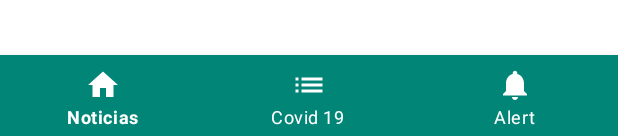
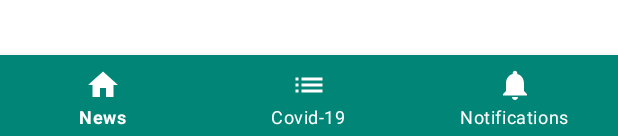
Before and after one commit to edwinperaza/online-healthcare, an Android app: the layout activity_main.xml on its own in the app's theme, with its tools: preview values and no code run, on a phone screen of 412 x 824 dp. Shown: the part 1097-1233 px from the top of the screen. Run offline under Robolectric (Android 15) with nearby library versions, the phone set to English and light mode, and no system bars.

Commit message:
Polish some codes

```diff
--- a/app/src/main/java/com/moriahdp/app/MoriahApp.kt
+++ b/app/src/main/java/com/moriahdp/app/MoriahApp.kt
@@ -1,8 +1,8 @@
 package com.moriahdp.app
 
 import android.app.Application
+import com.jakewharton.threetenabp.AndroidThreeTen
 import com.moriahdp.app.di.appModule
-import com.jakewharton.threetenabp.AndroidThreeTen
 import org.koin.android.ext.koin.androidContext
 import org.koin.android.ext.koin.androidLogger
 import org.koin.core.context.startKoin
--- a/app/src/main/java/com/moriahdp/app/data/repository/implementation/CovidCountryRepositoryImpl.kt
+++ b/app/src/main/java/com/moriahdp/app/data/repository/implementation/CovidCountryRepositoryImpl.kt
@@ -1,8 +1,8 @@
 package com.moriahdp.app.data.repository.implementation
 
 import com.moriahdp.app.data.remote.model.CovidCountryEntry
+import com.moriahdp.app.data.remote.source.CovidCountryRemoteDataSource
 import com.moriahdp.app.data.repository.interfaces.CovidCountryRepository
-import com.moriahdp.app.data.remote.source.CovidCountryRemoteDataSource
 
 class CovidCountryRepositoryImpl(
     private val covidCountryRemoteDataSource: CovidCountryRemoteDataSource
--- a/app/src/main/java/com/moriahdp/app/di/AppModule.kt
+++ b/app/src/main/java/com/moriahdp/app/di/AppModule.kt
@@ -5,7 +5,6 @@ import android.content.SharedPreferences
 import android.net.ConnectivityManager
 import com.google.firebase.firestore.ktx.firestore
 import com.google.firebase.ktx.Firebase
-import com.moriahdp.app.util.AppPreferences
 import com.moriahdp.app.data.remote.net.CovidCountryService
 import com.moriahdp.app.data.remote.source.CovidCountryRemoteDataSource
 import com.moriahdp.app.data.repository.implementation.CovidCountryRepositoryImpl
@@ -13,6 +12,7 @@ import com.moriahdp.app.data.repository.interfaces.CovidCountryRepository
 import com.moriahdp.app.domain.usecase.GetAllCovidCountryUseCase
 import com.moriahdp.app.presentation.viewmodel.CovidCountryViewModel
 import com.moriahdp.app.presentation.viewmodel.FeedViewModel
+import com.moriahdp.app.util.AppPreferences
 import okhttp3.OkHttpClient
 import okhttp3.logging.HttpLoggingInterceptor
 import org.koin.android.ext.koin.androidContext
--- a/app/src/main/java/com/moriahdp/app/ui/adapter/viewholder/FeedViewHolder.kt
+++ b/app/src/main/java/com/moriahdp/app/ui/adapter/viewholder/FeedViewHolder.kt
@@ -6,7 +6,6 @@ import androidx.recyclerview.widget.RecyclerView
 import com.moriahdp.app.R
 import com.moriahdp.app.domain.model.FeedItem
 import com.moriahdp.app.ui.adapter.FeedAdapter
-import kotlinx.android.synthetic.main.item_feed.view.*
 
 class FeedViewHolder(
     view: View,
--- a/app/src/main/java/com/moriahdp/app/util/FirestoreCovidByCountry.kt
+++ b/app/src/main/java/com/moriahdp/app/util/FirestoreCovidByCountry.kt
@@ -1,11 +1,8 @@
 package com.moriahdp.app.util
 
 import android.util.Log
-import androidx.lifecycle.ComputableLiveData
 import com.google.firebase.firestore.FirebaseFirestore
 import com.moriahdp.app.domain.model.CovidCountry
-import com.moriahdp.app.domain.model.FeedItem
-import com.moriahdp.app.ui.interfaces.OnCovidByCountryResponse
 import com.moriahdp.core.extension.LiveResult
 import com.moriahdp.core.extension.postSuccess
 import org.koin.core.KoinComponent
--- a/app/src/main/res/layout/activity_main.xml
+++ b/app/src/main/res/layout/activity_main.xml
@@ -24,12 +24,12 @@
             android:id="@+id/main_container"
             android:layout_width="0dp"
             android:layout_height="0dp"
-            app:layout_constraintBottom_toBottomOf="parent"
+            app:layout_constraintBottom_toTopOf="@+id/bottom_navigation"
             app:layout_constraintEnd_toEndOf="parent"
+            app:layout_constraintHorizontal_bias="0.0"
             app:layout_constraintStart_toStartOf="parent"
-            app:layout_constraintTop_toBottomOf="@+id/app_bar_layout" />
-
-    </androidx.constraintlayout.widget.ConstraintLayout>
+            app:layout_constraintTop_toBottomOf="@+id/app_bar_layout"
+            app:layout_constraintVertical_bias="0.0" />
 
         <com.google.android.material.bottomnavigation.BottomNavigationView
             android:id="@+id/bottom_navigation"
@@ -39,6 +39,11 @@
             android:background="@color/colorPrimary"
             app:itemIconTint="@android:color/white"
             app:itemTextColor="@android:color/white"
-        app:menu="@menu/menu_bottom"/>
+            app:layout_constraintBottom_toBottomOf="parent"
+            app:layout_constraintEnd_toEndOf="parent"
+            app:layout_constraintStart_toStartOf="parent"
+            app:menu="@menu/menu_bottom" />
+
+    </androidx.constraintlayout.widget.ConstraintLayout>
 
 </androidx.coordinatorlayout.widget.CoordinatorLayout>
--- a/app/src/main/res/layout/fragment_covid_country_detail.xml
+++ b/app/src/main/res/layout/fragment_covid_country_detail.xml
@@ -7,6 +7,6 @@
     <TextView
         android:layout_width="match_parent"
         android:layout_height="match_parent"
-        android:text="@string/hello_blank_fragment" />
+        android:text="@string/feature_soon" />
 
 </androidx.constraintlayout.widget.ConstraintLayout>
--- a/app/src/main/res/values/strings.xml
+++ b/app/src/main/res/values/strings.xml
@@ -1,15 +1,15 @@
 <resources>
     <string name="app_name">Online Health Care</string>
-    <string name="title_activity_main2">Main2Activity</string>
-    <string name="com.crashlytics.android.build_id">223205775</string>
-    <string name="total_confirmed">Casos Confirmados:</string>
-    <string name="total_recovered">Casos Recuperados:</string>
-    <string name="total_deaths">Muertes Confirmadas:</string>
+    <string name="com.crashlytics.android.build_id" translatable="false">223205775</string>
 
-    <string name="hello_blank_fragment">Hello blank fragment</string>
+    <string name="total_confirmed">Confirmed Cases:</string>
+    <string name="total_recovered">Recovered Cases:</string>
+    <string name="total_deaths">Confirmed Deaths:</string>
+
+    <string name="feature_soon">In progress</string>
 
     <!-- Bottom Navigation Menu-->
-    <string name="nav_feed">Noticias</string>
-    <string name="nav_covid_by_country">Covid 19</string>
-    <string name="nav_notifications">Alert</string>
+    <string name="nav_feed">News</string>
+    <string name="nav_covid_by_country">Covid-19</string>
+    <string name="nav_notifications">Notifications</string>
 </resources>
```
Also changed, not shown: app/build.gradle (+1 -10 lines), app/src/main/java/com/moriahdp/app/ui/activity/MainActivity.kt (+4 -4 lines), app/src/main/java/com/moriahdp/app/ui/fragment/NotificationFragment.kt (added, +31 -0 lines), app/src/main/res/layout/notification_fragment.xml (added, +12 -0 lines), 1 other file. Lines whose indentation alone changed are shown as unchanged.
